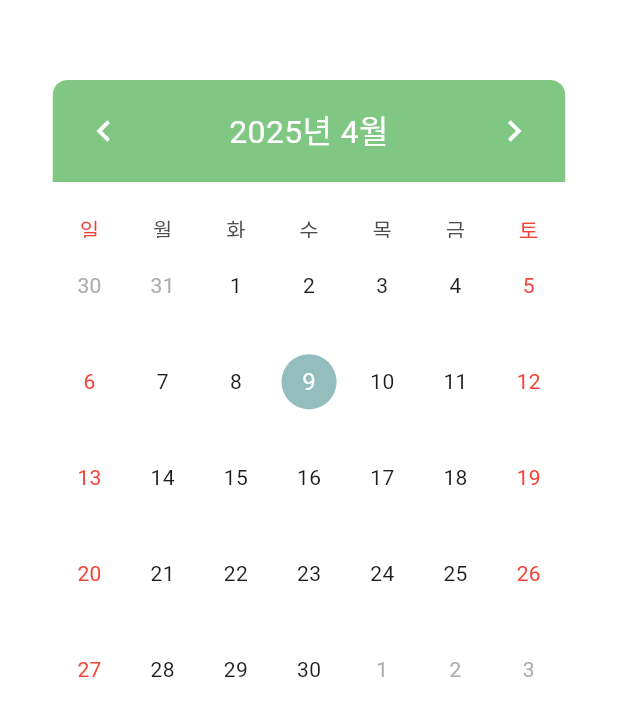
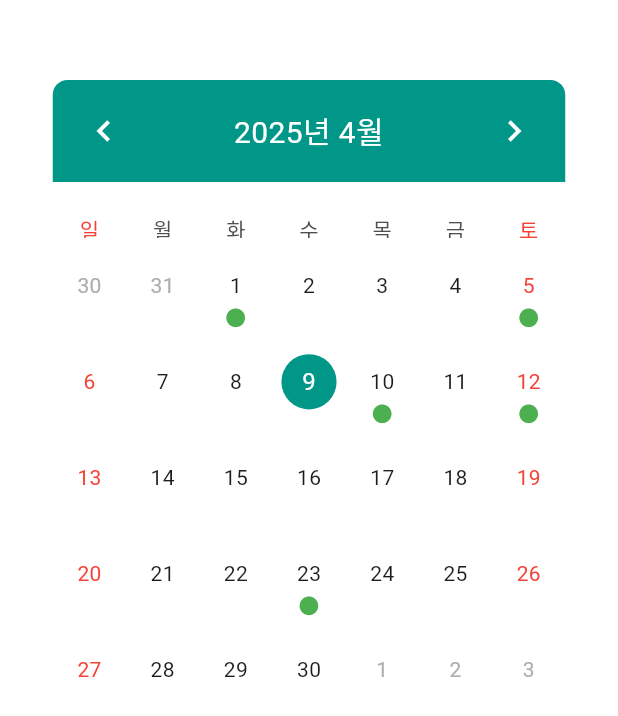
Before and after one commit to capsuletone/Frontend, a Flutter app: the CalanderScreen screen opened directly, on a phone screen of 412 x 824 dp. Shown: the top 716 px of the screen. Run offline on Flutter 3.47's test engine with Material 3 defaults, Android fonts, the phone set to English and light mode, and no system bars; drawn by our look-alikes of table_calendar; our stand-ins replace firebase_auth, firebase_core, font_awesome_flutter, go_router; missing offline and left inert: xml2json; accounts and stored records are empty.

Commit message:
UI/Calander 부분 작성

```diff
--- /dev/null
+++ b/MEMO.txt
@@ -0,0 +1 @@
+//사용자 약 받아오는 거 create 요청 필요
--- a/lib/main.dart
+++ b/lib/main.dart
@@ -3,6 +3,7 @@
 import 'package:go_router/go_router.dart';
 
 import 'package:intl/date_symbol_data_local.dart';
+import 'provider/date_provider.dart';
 import 'provider/tablet_provider.dart';
 import 'utils/gorouter.dart';
 import 'firebase_options.dart';
@@ -16,8 +17,11 @@
     options: DefaultFirebaseOptions.currentPlatform,
   );
   await initializeDateFormatting();
+
   runApp(MultiProvider(
     providers: [
+      ChangeNotifierProvider(
+          create: (BuildContext context) => EventsProvider()),
       ChangeNotifierProvider(create: (BuildContext context) => TabletProvider())
     ],
     child: MyApp(router: appRouter.router),
--- /dev/null
+++ b/lib/provider/date_provider.dart
@@ -0,0 +1,46 @@
+import 'package:flutter/material.dart';
+import 'package:intl/intl.dart';
+
+class EventsProvider extends ChangeNotifier {
+  DateTime? day;
+  Map<String, dynamic> events = {};
+
+  loadEvents(Map<String, dynamic> a) {
+    events.addAll(a);
+  }
+
+  removeEvents() {
+    events.clear();
+  }
+
+  getEvents() {
+    return events;
+  }
+
+  setEvents(day, contents, iconIndex) {
+    String dayData = DateFormat('yy/MM/dd').format(day);
+    Map<String, dynamic> eventsContents = {
+      "iconIndex": iconIndex,
+      "contents": '$contents'
+    };
+    if (events.containsKey(dayData)) {
+      if (events[dayData]!.length < 3) {
+        events[dayData]!.add(eventsContents);
+      } else {
+        return '초과';
+      }
+    } else {
+      List eventsList = [];
+      Map<String, dynamic> selectedEvents = {dayData: eventsList};
+      eventsList.add(eventsContents);
+      events.addAll(selectedEvents);
+    }
+    notifyListeners();
+  }
+
+  deleteEvents(selectedDay, index) {
+    String dayData = DateFormat('yy/MM/dd').format(selectedDay);
+    List eventsList = events[dayData]!;
+    eventsList.removeAt(index);
+  }
+}
--- a/lib/screens/calander_screen.dart
+++ b/lib/screens/calander_screen.dart
@@ -1,9 +1,8 @@
-import 'dart:io';
 import 'package:flutter/material.dart';
-import 'package:go_router/go_router.dart';
-import 'package:firebase_auth/firebase_auth.dart';
 import 'package:intl/intl.dart';
+import 'package:provider/provider.dart';
 import 'package:table_calendar/table_calendar.dart';
+import '../provider/date_provider.dart';
 
 class CalanderScreen extends StatefulWidget {
   final Function()? onTap;
@@ -22,11 +21,48 @@ class _CalanderScreenState extends State<CalanderScreen> {
   DateTime kLastDay = DateTime(2028, 12, 31);
   DateTime? _selectedDay;
   bool _isLoading = false;
+  late final ValueNotifier<List> _selectedEvents;
+
+  @override
+  void initState() {
+    // TODO: implement initState
+
+    super.initState();
+    _selectedDay = _focusedDay;
+    _selectedEvents = ValueNotifier(_getEventsForDay(_selectedDay!));
+  }
+
+  void _onDaySelected(DateTime selectedDay, DateTime focusedDay) {
+    if (!isSameDay(_selectedDay, selectedDay)) {
+      setState(() {
+        _selectedDay = selectedDay;
+        _focusedDay = focusedDay;
+      });
+      _selectedEvents.value = _getEventsForDay(selectedDay);
+    }
+  }
+
+  List _getEventsForDay(DateTime day) {
+    String dayT = DateFormat('yy/MM/dd').format(day);
+    Map<String, dynamic> events = context.read<EventsProvider>().getEvents();
+    return events[dayT] ?? [];
+  }
 
   @override
   Widget build(BuildContext context) {
     final pixel = MediaQuery.of(context).size.width / 375 * 0.97;
+    final eventProvider = Provider.of<EventsProvider>(context, listen: false);
+    eventProvider.setEvents(DateTime(2025, 4, 1), '약1', 0);
+    eventProvider.setEvents(DateTime(2025, 4, 23), '약1', 1);
 
+    // 4월 5일 이벤트 추가
+    eventProvider.setEvents(DateTime(2025, 4, 5), '약2', 2);
+
+    // 4월 10일 이벤트 추가
+    eventProvider.setEvents(DateTime(2025, 4, 10), '약3', 3);
+
+    // 4월 12일 이벤트 추가
+    eventProvider.setEvents(DateTime(2025, 4, 12), '약4', 4);
     return GestureDetector(
         onTap: () {
           FocusScope.of(context).unfocus(); // 포커스 해제 및 키보드 내리기
@@ -53,9 +89,9 @@ class _CalanderScreenState extends State<CalanderScreen> {
                                 headerMargin:
                                     EdgeInsets.only(bottom: 20 * pixel),
                                 titleTextStyle: TextStyle(
-                                    color: Colors.white, fontSize: 20 * pixel),
+                                    color: Colors.white, fontSize: 20),
                                 decoration: BoxDecoration(
-                                    color: Colors.green[300],
+                                    color: Colors.teal,
                                     borderRadius: BorderRadius.only(
                                       topLeft: Radius.circular(10),
                                       topRight: Radius.circular(10),
@@ -75,13 +111,15 @@ class _CalanderScreenState extends State<CalanderScreen> {
                               ),
                               rowHeight: 60 * pixel,
                               locale: 'ko-KR',
-                              firstDay: kFirstDay,
-                              lastDay: kLastDay,
+                              firstDay: DateTime.utc(2010, 10, 16),
+                              lastDay: DateTime.utc(2030, 3, 14),
                               focusedDay: _focusedDay,
                               calendarFormat: _calendarFormat,
                               selectedDayPredicate: (day) {
                                 return isSameDay(_selectedDay, day);
                               },
+                              onDaySelected: _onDaySelected,
+                              eventLoader: _getEventsForDay,
                               calendarStyle: CalendarStyle(
                                 markersAlignment: Alignment.bottomCenter,
                                 canMarkersOverflow: true,
@@ -104,37 +142,18 @@ class _CalanderScreenState extends State<CalanderScreen> {
                                     return ListView.builder(
                                         shrinkWrap: true,
                                         scrollDirection: Axis.horizontal,
-                                        itemCount: events.length,
+                                        itemCount: 1,
                                         itemBuilder: (context, index) {
                                           Map key = iconEvents[index];
-                                          if (key['iconIndex'] == 1) {
-                                            return Container(
-                                                margin: EdgeInsets.only(
-                                                    top: 40 * pixel),
-                                                child: Icon(
-                                                  size: 20 * pixel,
-                                                  Icons.pets_outlined,
-                                                  color: Colors.purpleAccent,
-                                                ));
-                                          } else if (key['iconIndex'] == 2) {
-                                            return Container(
-                                                margin: EdgeInsets.only(
-                                                    top: 40 * pixel),
-                                                child: Icon(
-                                                  size: 20 * pixel,
-                                                  Icons.rice_bowl_outlined,
-                                                  color: Colors.teal,
-                                                ));
-                                          } else if (key['iconIndex'] == 3) {
-                                            return Container(
-                                                margin: EdgeInsets.only(
-                                                    top: 40 * pixel),
-                                                child: Icon(
-                                                  size: 20 * pixel,
-                                                  Icons.water_drop_outlined,
-                                                  color: Colors.redAccent,
-                                                ));
-                                          }
+
+                                          return Container(
+                                              margin: EdgeInsets.only(
+                                                  top: 40 * pixel),
+                                              child: Icon(
+                                                size: 14 * pixel,
+                                                Icons.circle,
+                                                color: Colors.green[500],
+                                              ));
                                         });
                                   }
                                 },
@@ -164,6 +183,43 @@ class _CalanderScreenState extends State<CalanderScreen> {
                                 _focusedDay = focusedDay;
                               },
                             ),
+                            Container(
+                                height: 300 * pixel,
+                                child: ValueListenableBuilder<List>(
+                                    valueListenable: _selectedEvents,
+                                    builder: (context, value, _) {
+                                      return ListView.builder(
+                                          itemCount: value.length < 2
+                                              ? value.length
+                                              : 1,
+                                          itemBuilder: (context, index) {
+                                            Map event_icon_index = value[index];
+                                            return Container(
+                                              margin:
+                                                  const EdgeInsets.symmetric(
+                                                horizontal: 12.0,
+                                                vertical: 4.0,
+                                              ),
+                                              decoration: BoxDecoration(
+                                                border: Border.all(),
+                                                borderRadius:
+                                                    BorderRadius.circular(12.0),
+                                              ),
+                                              child: ListTile(
+                                                onLongPress: () {
+                                                  setState(() {
+                                                    context
+                                                        .read<EventsProvider>()
+                                                        .deleteEvents(
+                                                            _selectedDay, 0);
+                                                  });
+                                                },
+                                                title: Text(
+                                                    '${event_icon_index['contents']}'),
+                                              ),
+                                            );
+                                          });
+                                    }))
                           ])));
 
               // 600보다 작으면 스크롤 적용
```
Also changed, not shown: lib/database/login_database.dart (added, +23 -0 lines), lib/database/register_database.dart (added, +26 -0 lines), 4 other files.
